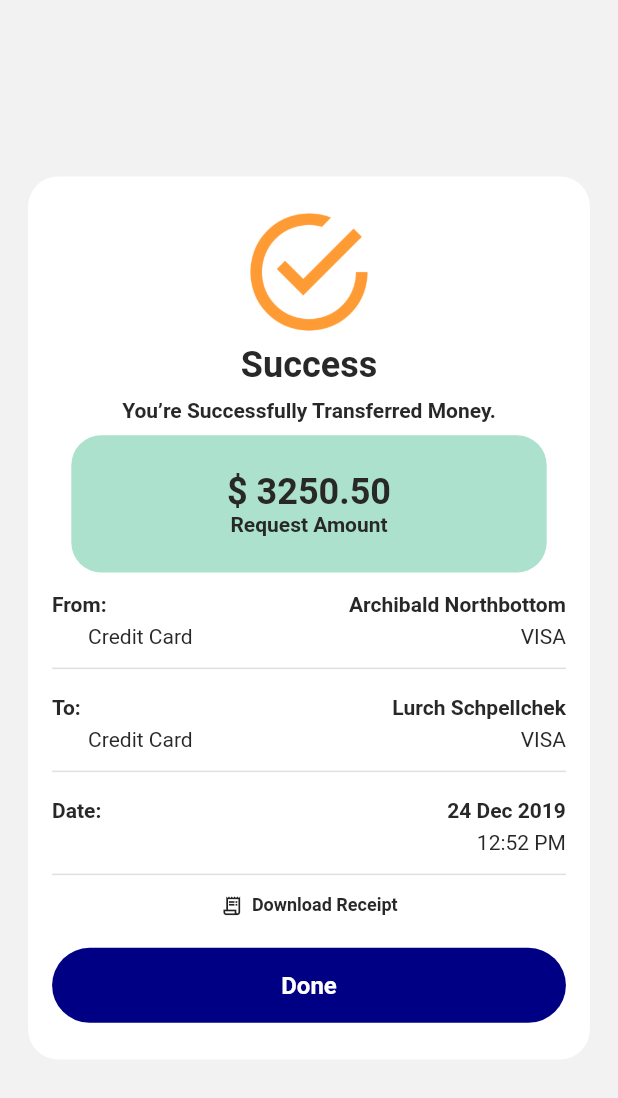
After one commit to Kakarotpani/sowedane, a Flutter app: the screen it shows once a user with an empty profile is signed in, on a phone screen of 412 x 824 dp. The commit adds this screen. Shown: the top 1098 px of the screen. Run offline on Flutter 3.47's test engine with Material 2 defaults, Android fonts, the phone set to English and light mode, and no system bars; our stand-ins replace firebase_auth, firebase_core, google_sign_in; accounts and stored records are empty.

Commit message:
sha-key addedd

```diff
--- a/lib/main.dart
+++ b/lib/main.dart
@@ -1,22 +1,22 @@
 import 'package:flutter/material.dart';
-import 'package:sowedane/views/login_view.dart';
+import 'package:firebase_core/firebase_core.dart';
+import 'package:sowedane/services/auth_service.dart';
 
-void main() => runApp(const MyApp());
+void main() async {
+  WidgetsFlutterBinding.ensureInitialized();
+  await Firebase.initializeApp();
+  runApp(const MyApp());
+}
 
-class MyApp extends StatefulWidget {
+class MyApp extends StatelessWidget {
   const MyApp({Key? key}) : super(key: key);
 
   @override
-  State<MyApp> createState() => _MyAppState();
-}
-
-class _MyAppState extends State<MyApp> {
-  @override
   Widget build(BuildContext context) {
     return MaterialApp(
+      themeMode: ThemeMode.system,
       debugShowCheckedModeBanner: false,
-      theme: ThemeData.light(),
-      home: const LoginView(),
+      home: AuthService().handleAuthState(),
     );
   }
 }
--- /dev/null
+++ b/lib/services/auth_service.dart
@@ -0,0 +1,39 @@
+import 'package:firebase_auth/firebase_auth.dart';
+import 'package:flutter/material.dart';
+import 'package:google_sign_in/google_sign_in.dart';
+import 'package:sowedane/views/login_view.dart';
+import 'package:sowedane/views/success_view.dart';
+
+class AuthService {
+  handleAuthState() {
+    return StreamBuilder(
+      stream: FirebaseAuth.instance.authStateChanges(),
+      builder: (BuildContext context, snapshot) {
+        if (snapshot.hasData) {
+          return const SuccessView();
+        } else {
+          return const LoginView();
+        }
+      }
+    );
+  }
+
+  signInWithGoogle() async {
+    final GoogleSignInAccount? googleUser =
+        await GoogleSignIn(scopes: <String>["email"]).signIn();
+
+    final GoogleSignInAuthentication googleAuth =
+        await googleUser!.authentication;
+
+    final credential = GoogleAuthProvider.credential(
+      accessToken: googleAuth.accessToken,
+      idToken: googleAuth.idToken,
+    );
+
+    return await FirebaseAuth.instance.signInWithCredential(credential);
+  }
+
+  signOut() {
+    FirebaseAuth.instance.signOut();
+  }
+}
--- a/lib/utils/colors/colors.dart
+++ b/lib/utils/colors/colors.dart
@@ -7,3 +7,4 @@ const formLabelColor = Color(0xFF757575);
 const formColor = Color(0xFFFFFFFF);
 const primaryBtnColor = Color(0xFF000084);
 const secondaryBtnColor = Color(0xFFFF9B34);
+const amountContainerColor = Color(0xFFABE1CD);
--- a/lib/utils/widgets/text_widgets.dart
+++ b/lib/utils/widgets/text_widgets.dart
@@ -88,3 +88,23 @@ class FormLabel extends StatelessWidget {
     );
   }
 }
+
+class ResultText extends StatelessWidget {
+  final String label;
+  const ResultText({Key? key, required this.label}) : super(key: key);
+
+  @override
+  Widget build(BuildContext context) {
+    return Container(
+      padding: const EdgeInsets.only(left: 24),
+      alignment: Alignment.centerLeft,
+      child: Text(
+        label,
+        style: const TextStyle(
+          color: primaryTextColor,
+          fontSize: 14,
+        ),
+      ),
+    );
+  }
+}
--- a/lib/views/login_view.dart
+++ b/lib/views/login_view.dart
@@ -1,5 +1,6 @@
 import 'package:flutter/material.dart';
 import 'package:sowedane/forms/login_form.dart';
+import 'package:sowedane/services/auth_service.dart';
 import 'package:sowedane/utils/colors/colors.dart';
 import 'package:sowedane/utils/widgets/buttons.dart';
 import 'package:sowedane/utils/widgets/text_widgets.dart';
@@ -100,7 +101,9 @@ class _LoginViewState extends State<LoginView> {
                               ),
                             ),
                             InkWell(
-                              onTap: (){},
+                              onTap: (){
+                                AuthService().signInWithGoogle();
+                              },
                               child: Image.asset(
                                 'assets/icons/google.png',
                                 scale: 5,
--- a/lib/views/register_view.dart
+++ b/lib/views/register_view.dart
@@ -1,5 +1,6 @@
 import 'package:flutter/material.dart';
 import 'package:sowedane/forms/register_form.dart';
+import 'package:sowedane/services/auth_service.dart';
 import 'package:sowedane/utils/colors/colors.dart';
 import 'package:sowedane/utils/widgets/buttons.dart';
 import 'package:sowedane/utils/widgets/text_widgets.dart';
@@ -130,7 +131,9 @@ class _RegisterViewState extends State<RegisterView> {
                               ),
                             ),
                             InkWell(
-                              onTap: (){},
+                              onTap: (){
+                                AuthService().signInWithGoogle();
+                              },
                               child: Image.asset(
                                 'assets/icons/google.png',
                                 scale: 5,
--- /dev/null
+++ b/lib/views/success_view.dart
@@ -0,0 +1,101 @@
+import 'package:flutter/material.dart';
+import 'package:sowedane/utils/colors/colors.dart';
+import 'package:sowedane/utils/widgets/buttons.dart';
+import 'package:sowedane/utils/widgets/text_widgets.dart';
+
+class SuccessView extends StatelessWidget {
+  const SuccessView({Key? key}) : super(key: key);
+
+  @override
+  Widget build(BuildContext context) {
+
+    Widget successContainer(String lt, String rt, String lb, String rb){
+      return SizedBox(
+        height: MediaQuery.of(context).size.height/12,
+        child: Column(
+          mainAxisAlignment: MainAxisAlignment.spaceEvenly,
+          children: [
+            Row(
+              mainAxisAlignment: MainAxisAlignment.spaceBetween,
+              children: [
+                BoldText(label: lt),
+                BoldText(label: rt)
+              ],
+            ),
+            Row(
+              mainAxisAlignment: MainAxisAlignment.spaceBetween,
+              children: [
+                ResultText(label: lb),
+                ResultText(label: rb)
+              ],
+            ),
+            const Divider(thickness: 1.0)
+          ],
+        ),
+      );
+    }
+
+    return Scaffold(
+      backgroundColor: backGroundColor,
+      body: SafeArea(
+        child: Center(
+          child: Container(
+            height: MediaQuery.of(context).size.height / 1.4,
+            width: MediaQuery.of(context).size.width / 1.1,
+            padding: const EdgeInsets.all(16),
+            decoration: const BoxDecoration(
+              color: formColor,
+              borderRadius: BorderRadius.all(Radius.circular(20)),
+            ),
+            child: Column(
+              mainAxisAlignment: MainAxisAlignment.spaceEvenly,
+              children: [
+                Image.asset('assets/icons/success.png', scale: 5),
+                const TitleText(title: 'Success'),
+                const BoldText(label: 'You’re Successfully Transferred Money.'),
+                Container(
+                  height: MediaQuery.of(context).size.height/9,
+                  width: MediaQuery.of(context).size.width/1.3,
+                  decoration: const BoxDecoration(
+                    color: amountContainerColor,
+                    borderRadius: BorderRadius.all(Radius.circular(20)),
+                  ),
+                  child: Column(
+                    mainAxisAlignment: MainAxisAlignment.center,
+                    children: const [
+                      TitleText(title: '\$ 3250.50'),
+                      BoldText(label: 'Request Amount')
+                    ],
+                  )
+                ),
+                Column(
+                  children: [
+                    successContainer('From:', 'Archibald Northbottom', 'Credit Card', 'VISA'),
+                    successContainer('To:', 'Lurch Schpellchek', 'Credit Card', 'VISA'),
+                    successContainer('Date:', '24 Dec 2019', '', '12:52 PM'),
+                    Row(
+                      mainAxisAlignment: MainAxisAlignment.center,
+                      children: const [
+                        Icon(Icons.receipt_long_sharp, size: 15),
+                        SizedBox(width: 6),
+                        Text('Download Receipt',
+                          style: TextStyle(
+                            color: primaryTextColor,
+                            fontSize: 12,
+                            fontWeight: FontWeight.bold
+                          ),
+                        )
+                      ],
+                    )
+                  ],
+                ),
+                const SizedBox(height: 4),
+                PrimaryButton(label: 'Done', onPressed: (){})
+              ],
+            ),
+          )
+        ),
+      )
+    );
+  }
+}
```
Also changed, not shown: pubspec.yaml (+3 -38 lines), assets/icons/success.png (added), 5 other files.
